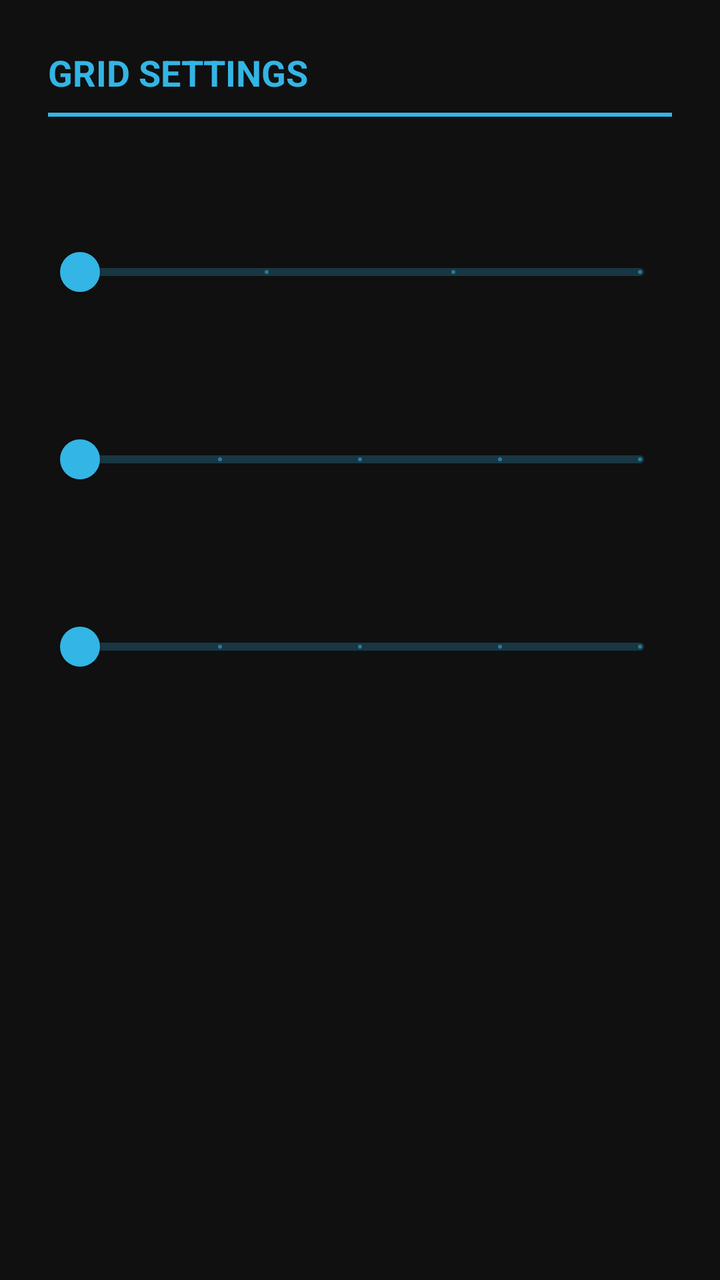
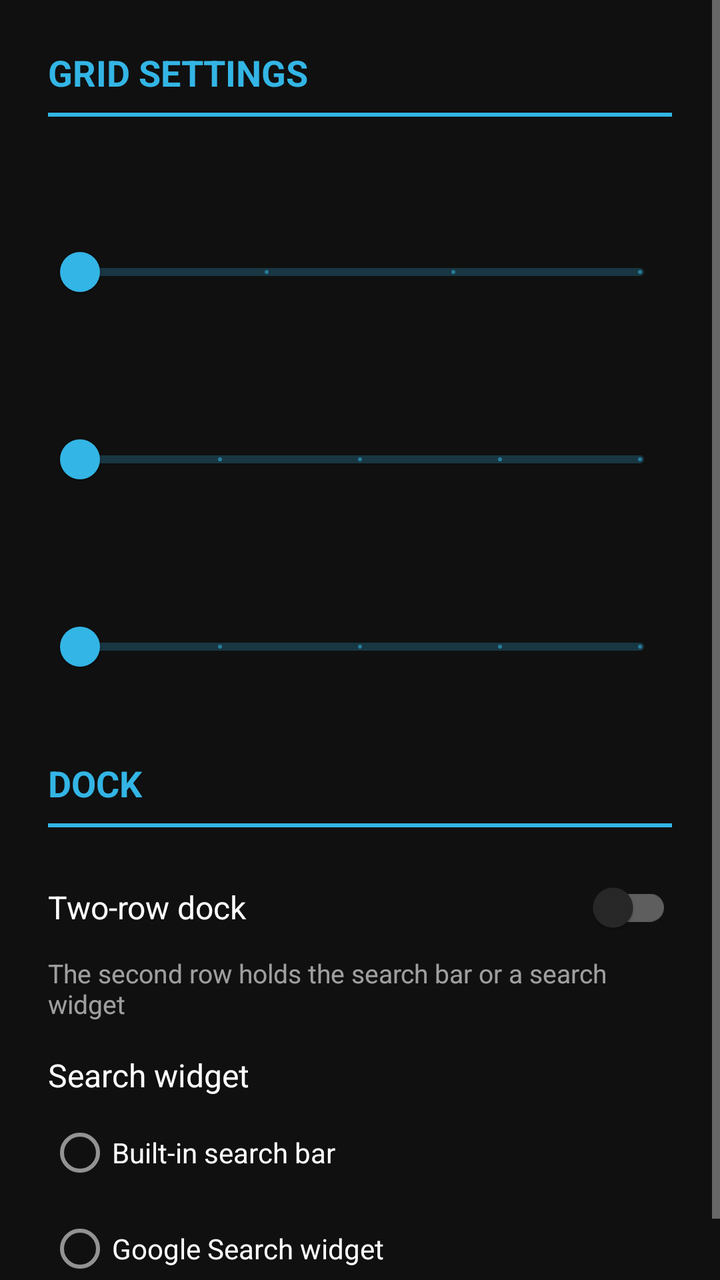

The first picture is an Android layout as it rendered before a commit; the second is the same layout after the commit. The layout source and the unified diff follow.
<!-- AndroidManifest.xml: activity theme Theme.HoloSettings -->
<!-- res/layout/activity_settings.xml -->
<?xml version="1.0" encoding="utf-8"?>
<ScrollView xmlns:android="http://schemas.android.com/apk/res/android"
    android:layout_width="match_parent"
    android:layout_height="match_parent"
    android:fitsSystemWindows="true">

    <LinearLayout
        android:layout_width="match_parent"
        android:layout_height="wrap_content"
        android:orientation="vertical"
        android:padding="24dp">

        <TextView
            android:layout_width="wrap_content"
            android:layout_height="wrap_content"
            android:text="@string/grid_settings"
            android:textAllCaps="true"
            android:textColor="@color/holo_blue"
            android:textSize="18sp"
            android:textStyle="bold" />

        <View
            android:layout_width="match_parent"
            android:layout_height="2dp"
            android:layout_marginTop="8dp"
            android:layout_marginBottom="24dp"
            android:background="@color/holo_blue" />

        <TextView
            android:id="@+id/label_home_cols"
            android:layout_width="match_parent"
            android:layout_height="wrap_content"
            android:layout_marginTop="8dp"
            android:textColor="#FFFFFF"
            android:textSize="16sp" />

        <com.google.android.material.slider.Slider
            android:id="@+id/slider_home_cols"
            android:layout_width="match_parent"
            android:layout_height="wrap_content"
            android:layout_marginBottom="16dp"
            android:stepSize="1"
            android:valueFrom="3"
            android:valueTo="6" />

        <TextView
            android:id="@+id/label_home_rows"
            android:layout_width="match_parent"
            android:layout_height="wrap_content"
            android:layout_marginTop="8dp"
            android:textColor="#FFFFFF"
            android:textSize="16sp" />

        <com.google.android.material.slider.Slider
            android:id="@+id/slider_home_rows"
            android:layout_width="match_parent"
            android:layout_height="wrap_content"
            android:layout_marginBottom="16dp"
            android:stepSize="1"
            android:valueFrom="3"
            android:valueTo="7" />

        <TextView
            android:id="@+id/label_drawer_cols"
            android:layout_width="match_parent"
            android:layout_height="wrap_content"
            android:layout_marginTop="8dp"
            android:textColor="#FFFFFF"
            android:textSize="16sp" />

        <com.google.android.material.slider.Slider
            android:id="@+id/slider_drawer_cols"
            android:layout_width="match_parent"
            android:layout_height="wrap_content"
            android:layout_marginBottom="16dp"
            android:stepSize="1"
            android:valueFrom="3"
            android:valueTo="7" />

    </LinearLayout>
</ScrollView>
<!-- resources referenced by this layout -->
<resources>
  <color name="holo_blue">#33B5E5</color>
  <string name="grid_settings">Grid settings</string>
  <style name="Theme.HoloSettings" parent="Theme.MaterialComponents.NoActionBar">
          <item name="colorPrimary">@color/holo_blue</item>
          <item name="colorPrimaryVariant">@color/holo_blue_dark</item>
          <item name="colorOnPrimary">@android:color/black</item>
          <item name="colorSecondary">@color/holo_blue</item>
          <item name="android:windowBackground">@color/holo_bg</item>
          <item name="android:statusBarColor">@android:color/black</item>
          <item name="android:navigationBarColor">@android:color/black</item>
      </style>
  <color name="holo_blue_dark">#0099CC</color>
  <color name="holo_bg">#101010</color>
</resources>

<!-- the commit's change to res/layout/activity_settings.xml (unified diff, before → after) -->
@@ -77,5 +77,66 @@
             android:valueFrom="3"
             android:valueTo="7" />
 
+        <TextView
+            android:layout_width="wrap_content"
+            android:layout_height="wrap_content"
+            android:layout_marginTop="16dp"
+            android:text="@string/dock_settings"
+            android:textAllCaps="true"
+            android:textColor="@color/holo_blue"
+            android:textSize="18sp"
+            android:textStyle="bold" />
+
+        <View
+            android:layout_width="match_parent"
+            android:layout_height="2dp"
+            android:layout_marginTop="8dp"
+            android:layout_marginBottom="16dp"
+            android:background="@color/holo_blue" />
+
+        <com.google.android.material.switchmaterial.SwitchMaterial
+            android:id="@+id/switch_dock_two_rows"
+            android:layout_width="match_parent"
+            android:layout_height="wrap_content"
+            android:text="@string/dock_two_rows"
+            android:textColor="#FFFFFF"
+            android:textSize="16sp" />
+
+        <TextView
+            android:layout_width="match_parent"
+            android:layout_height="wrap_content"
+            android:layout_marginBottom="16dp"
+            android:text="@string/dock_two_rows_hint"
+            android:textColor="#99FFFFFF"
+            android:textSize="13sp" />
+
+        <TextView
+            android:layout_width="match_parent"
+            android:layout_height="wrap_content"
+            android:text="@string/search_widget"
+            android:textColor="#FFFFFF"
+            android:textSize="16sp" />
+
+        <RadioGroup
+            android:id="@+id/group_search"
+            android:layout_width="match_parent"
+            android:layout_height="wrap_content"
+            android:layout_marginTop="4dp">
+
+            <RadioButton
+                android:id="@+id/radio_search_builtin"
+                android:layout_width="match_parent"
+                android:layout_height="wrap_content"
+                android:text="@string/search_builtin"
+                android:textColor="#FFFFFF" />
+
+            <RadioButton
+                android:id="@+id/radio_search_google"
+                android:layout_width="match_parent"
+                android:layout_height="wrap_content"
+                android:text="@string/search_google"
+                android:textColor="#FFFFFF" />
+        </RadioGroup>
+
     </LinearLayout>
 </ScrollView>
<!-- resource entries referenced after the edit -->
@@ -1,7 +1,13 @@
 <!-- resources referenced by this layout -->
 <resources>
   <color name="holo_blue">#33B5E5</color>
+  <string name="dock_settings">Dock</string>
+  <string name="dock_two_rows">Two-row dock</string>
+  <string name="dock_two_rows_hint">The second row holds the search bar or a search widget</string>
   <string name="grid_settings">Grid settings</string>
+  <string name="search_builtin">Built-in search bar</string>
+  <string name="search_google">Google Search widget</string>
+  <string name="search_widget">Search widget</string>
   <style name="Theme.HoloSettings" parent="Theme.MaterialComponents.NoActionBar">
           <item name="colorPrimary">@color/holo_blue</item>
           <item name="colorPrimaryVariant">@color/holo_blue_dark</item>
